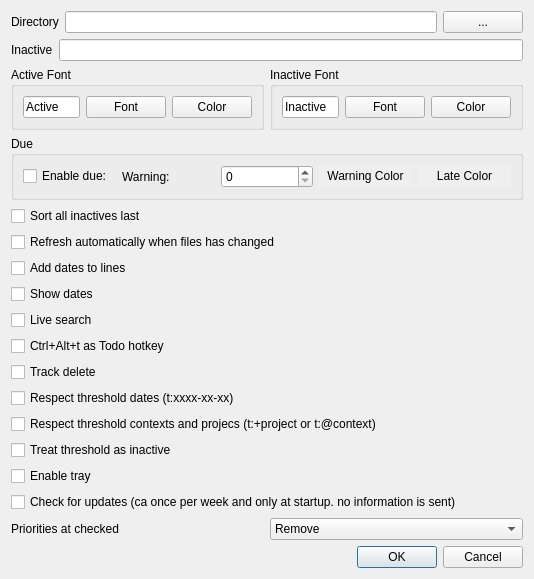
The window that settingsdialog.ui (SverrirValgeirsson/Todour) describes before a commit, drawn with Qt 5.
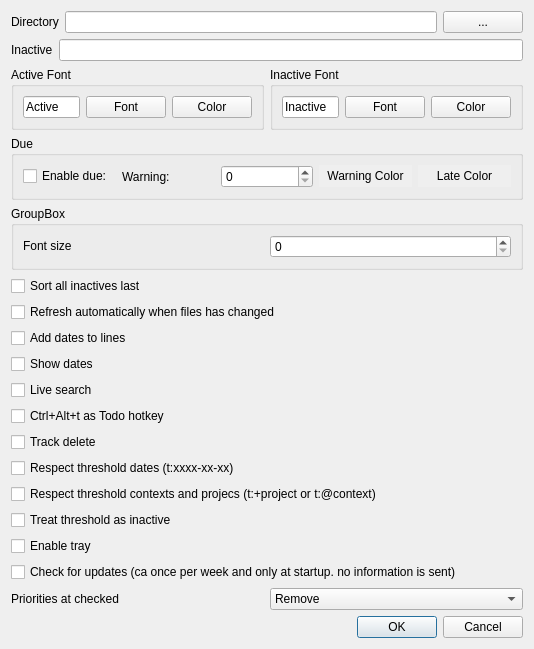
The same window after the commit.

Commit message: Added support for Catalina, Qt 5.13 and changing font size

What changed in the file:
```diff
--- a/settingsdialog.ui
+++ b/settingsdialog.ui
@@ -7,7 +7,7 @@
     <x>0</x>
     <y>0</y>
     <width>534</width>
-    <height>573</height>
+    <height>597</height>
    </rect>
   </property>
   <property name="windowTitle">
@@ -185,6 +185,25 @@
      </item>
     </layout>
    </item>
+   <item>
+    <widget class="QGroupBox" name="groupBox_4">
+     <property name="title">
+      <string>GroupBox</string>
+     </property>
+     <layout class="QHBoxLayout" name="horizontalLayout_9">
+      <item>
+       <widget class="QLabel" name="label_5">
+        <property name="text">
+         <string>&lt;html&gt;&lt;head/&gt;&lt;body&gt;&lt;p&gt;Font size&lt;/p&gt;&lt;/body&gt;&lt;/html&gt;</string>
+        </property>
+       </widget>
+      </item>
+      <item>
+       <widget class="QSpinBox" name="sb_fontSize"/>
+      </item>
+     </layout>
+    </widget>
+   </item>
    <item>
     <widget class="QCheckBox" name="cb_separate">
      <property name="enabled">
```
The commit also changes 7 other files.
